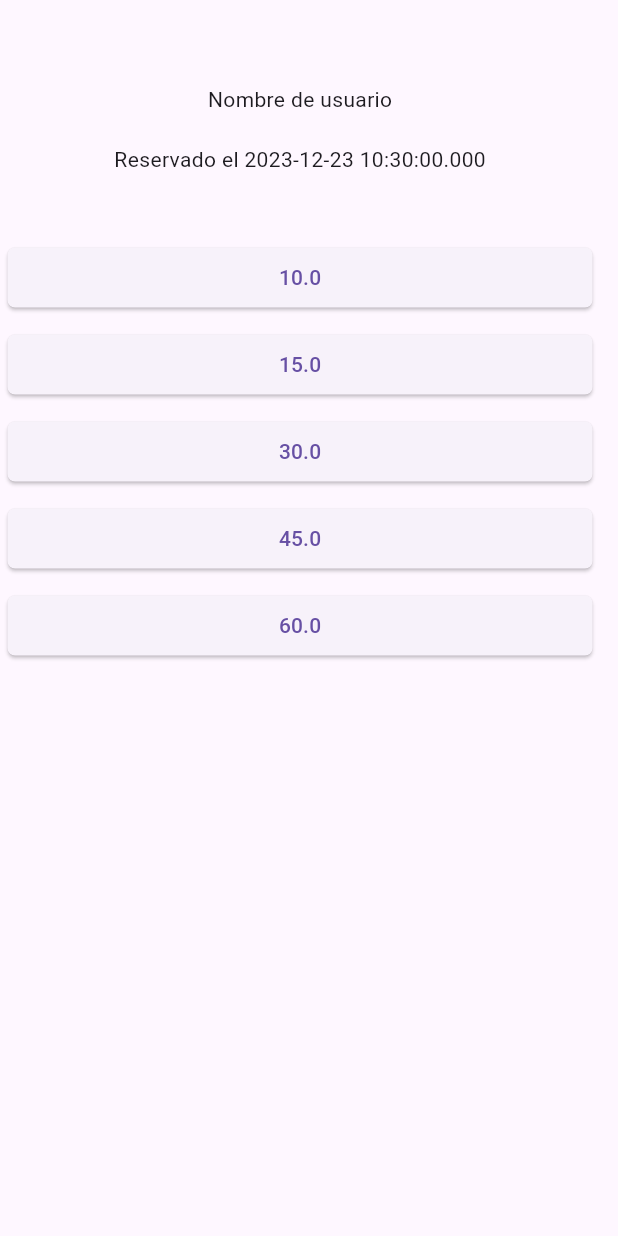
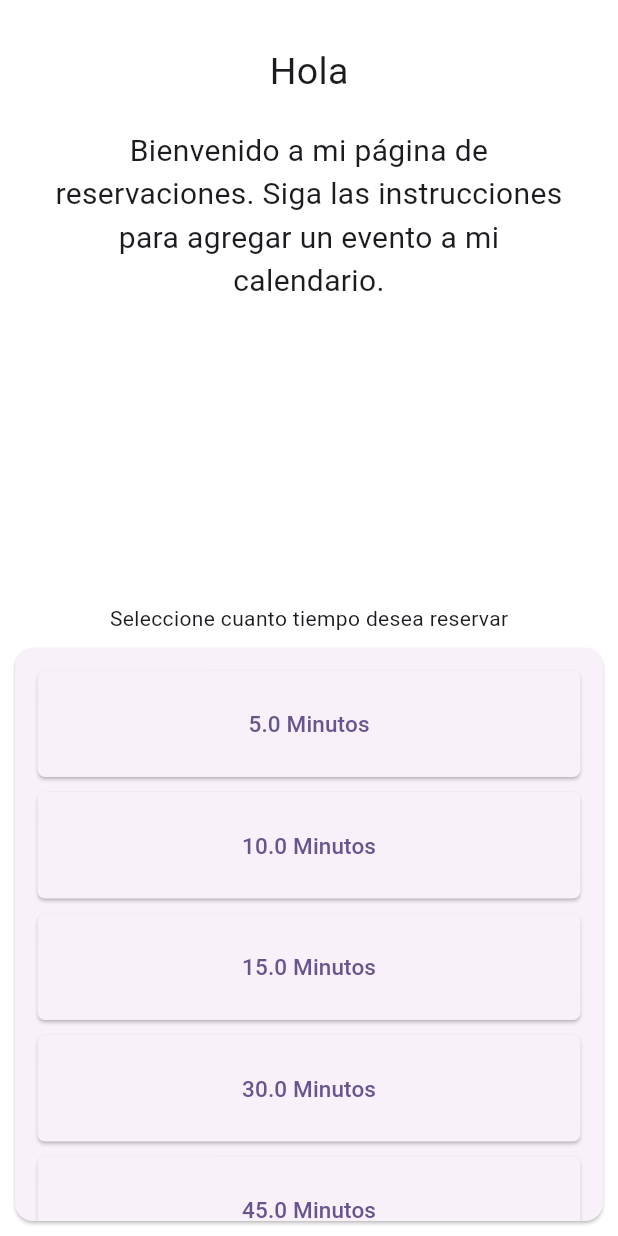
Before and after one commit to Jhonnyjpe/kedaapp, a Flutter app: the screen it shows after launch, on a phone screen of 412 x 824 dp. Run offline on Flutter 3.47's test engine with Material 3 defaults, Android fonts, the phone set to English and light mode, and no system bars; our stand-ins replace go_router, reactive_forms, table_calendar.

Commit message:
23.12.2023

```diff
--- /dev/null
+++ b/lib/config/theme/app_theme.dart
@@ -0,0 +1,28 @@
+import 'package:flutter/material.dart';
+
+const List<Color> colorList = [
+  Colors.blue,
+  Colors.white,
+  Colors.green,
+  Colors.red,
+  Colors.purple,
+  Colors.deepPurple,
+  Colors.orange,
+  Colors.pink,
+  Colors.pinkAccent,
+];
+
+class AppTheme {
+  final int selectedColor;
+
+  AppTheme({
+    this.selectedColor = 5,
+  })  : assert(selectedColor >= 0, "Selected color must be greater then 0"),
+        assert(selectedColor < colorList.length,
+            "Selected color must be less or equal than ${colorList.length - 1}");
+
+  ThemeData getAppTheme() => ThemeData(
+        appBarTheme: AppBarTheme(centerTitle: true),
+        colorSchemeSeed: colorList[selectedColor],
+      );
+}
--- a/lib/main.dart
+++ b/lib/main.dart
@@ -1,5 +1,6 @@
 import 'package:flutter/material.dart';
 import 'package:keda/config/router/app_router.dart';
+import 'package:keda/config/theme/app_theme.dart';
 import 'package:keda/presentation/providers/reservation_provider.dart';
 import 'package:provider/provider.dart';
 
@@ -19,9 +20,7 @@ class MyApp extends StatelessWidget {
       child: MaterialApp.router(
         routerConfig: appRouter,
         debugShowCheckedModeBanner: false,
-        theme: ThemeData(
-          useMaterial3: true,
-        ),
+        theme: AppTheme().getAppTheme(),
         title: 'Material App',
       ),
     );
--- a/lib/presentation/screens/reservation_time_screen.dart
+++ b/lib/presentation/screens/reservation_time_screen.dart
@@ -10,47 +10,70 @@ class ReservationTimeScreen extends StatelessWidget {
   @override
   Widget build(BuildContext context) {
     final reservation = context.watch<ReservationProvider>();
-
-    final List<double> ventanasHorarias = [10, 15, 30, 45, 60];
-
-    return Container(
-      width: 600,
-      child: Scaffold(
-        appBar: AppBar(),
-        body: Column(
+    final List<double> ventanasHorarias = [5, 10, 15, 30, 45, 60];
+    return Material(
+      child: Center(
+        child: Container(
+          decoration: BoxDecoration(
+            color: Colors.white,
+          ),
+          width: 800,
+          child: Column(
             children: [
-            Flex(
-              direction: Axis.vertical,
+              Expanded(
+                child: const Column(
                   children: [
-                const Text('Nombre de usuario'),
-                const SizedBox(
+                    Padding(
+                      padding: EdgeInsets.only(right: 35, left: 35, top: 30),
+                      child: Text(
+                        'Hola',
+                        style: TextStyle(fontSize: 25),
+                      ),
+                    ),
+                    SizedBox(
                       height: 20,
                     ),
-                Text('Reservado el ${reservation.dayReservation.toString()}'),
+                    Padding(
+                      padding: EdgeInsets.symmetric(horizontal: 35),
+                      child: Text(
+                        'Bienvenido a mi página de reservaciones. Siga las instrucciones para agregar un evento a mi calendario.',
+                        style: TextStyle(
+                          fontSize: 20,
+                        ),
+                        textAlign: TextAlign.center,
+                      ),
+                    ),
                   ],
                 ),
-            const SizedBox(
-              height: 40,
               ),
+              Text('Seleccione cuanto tiempo desea reservar'),
               Expanded(
+                child: Card(
+                  margin: EdgeInsets.all(10),
                   child: SingleChildScrollView(
+                    padding: EdgeInsets.all(10),
                     child: Column(
                       children: [
                         ...ventanasHorarias.map((e) => CustomButton(
-                          texto: e.toString(),
+                              texto: "${e.toString()} Minutos",
                               customTab: () {
                                 reservation.actualizarDatos(
                                     minutesReservation: e.toDouble());
                                 context.push('/date');
                               },
-                        ))
+                            )),
+                        SizedBox(
+                          height: 10,
+                        ),
                       ],
+                    ),
                   ),
                 ),
               ),
             ],
           ),
         ),
+      ),
     );
   }
 }
--- a/lib/presentation/widgets/custom_buttons.dart
+++ b/lib/presentation/widgets/custom_buttons.dart
@@ -19,8 +19,10 @@ class CustomButton extends StatelessWidget {
           child: ElevatedButton(
             child: Text(
               texto,
+              style: TextStyle(fontSize: 15),
             ),
             style: ElevatedButton.styleFrom(
+              padding: EdgeInsets.symmetric(vertical: 25, horizontal: 10),
               shape: RoundedRectangleBorder(
                 borderRadius: BorderRadius.circular(5.0),
               ),
```
Lines whose indentation alone changed are shown as unchanged.
